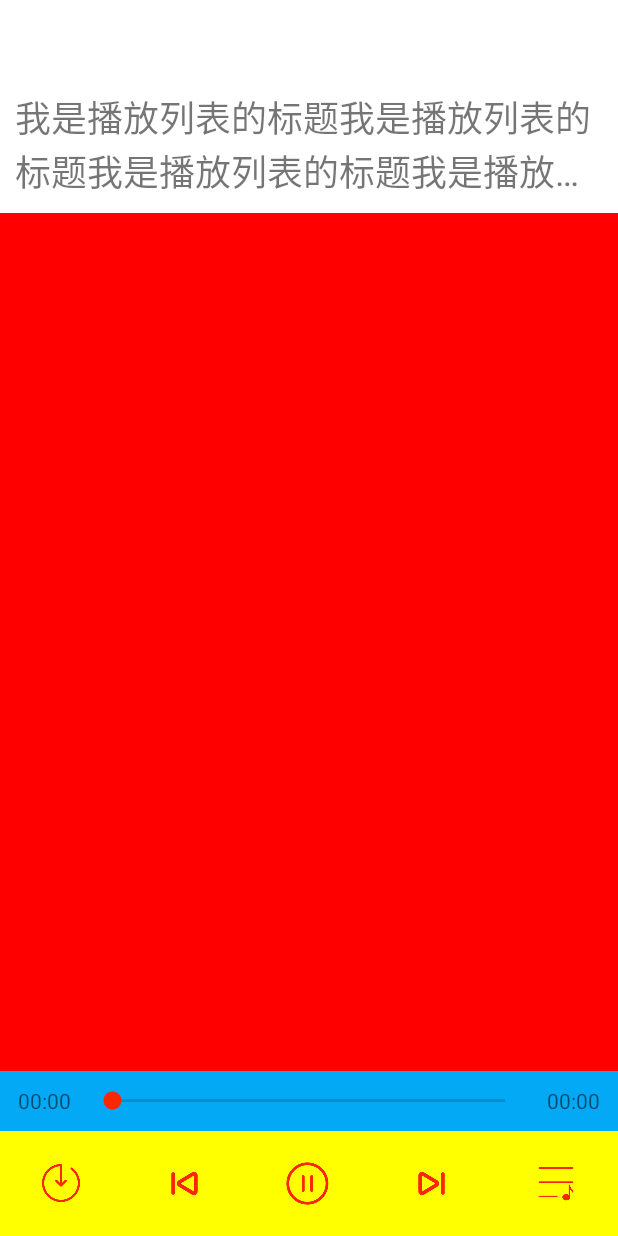
After one commit to ilovesshan/ximalaya, an Android app: the PlayerActivity screen opened directly, with no data from a screen before it, on a phone screen of 412 x 824 dp. The commit adds this screen. Run offline under Robolectric (Android 15) with nearby library versions, the phone set to English and light mode, and no system bars.

Commit message:
跳转到播放界面逻辑和播放界面搭建

```diff
--- a/app/src/main/AndroidManifest.xml
+++ b/app/src/main/AndroidManifest.xml
@@ -17,6 +17,9 @@
         android:supportsRtl="true"
         android:theme="@style/Theme.Ximalaya">
         <activity
+            android:name=".views.PlayerActivity"
+            android:exported="false" />
+        <activity
             android:name=".views.AlbumDetailActivity"
             android:exported="false" />
         <activity
--- a/app/src/main/java/com/ilovesshan/ximalaya/views/AlbumDetailActivity.java
+++ b/app/src/main/java/com/ilovesshan/ximalaya/views/AlbumDetailActivity.java
@@ -5,6 +5,7 @@ import androidx.recyclerview.widget.LinearLayoutManager;
 import androidx.recyclerview.widget.RecyclerView;
 
 import android.annotation.SuppressLint;
+import android.content.Intent;
 import android.os.Bundle;
 import android.view.LayoutInflater;
 import android.view.View;
@@ -118,9 +119,8 @@ public class AlbumDetailActivity extends AppCompatActivity implements IAlbumDeta
                         ToastUtils.show("功能正在开发中...");
                     });
 
-                    //TODO 实现 recommend详情列表中 Item点击跳转逻辑
                     mTrackListAdapter.setOnItemClickListener((index, track) -> {
-                        ToastUtils.show("功能正在开发中...");
+                        startActivity(new Intent(AlbumDetailActivity.this, PlayerActivity.class));
                     });
                     return viewItem;
                 }
--- /dev/null
+++ b/app/src/main/java/com/ilovesshan/ximalaya/views/PlayerActivity.java
@@ -0,0 +1,16 @@
+package com.ilovesshan.ximalaya.views;
+
+import androidx.appcompat.app.AppCompatActivity;
+
+import android.os.Bundle;
+
+import com.ilovesshan.ximalaya.R;
+
+public class PlayerActivity extends AppCompatActivity {
+
+    @Override
+    protected void onCreate(Bundle savedInstanceState) {
+        super.onCreate(savedInstanceState);
+        setContentView(R.layout.activity_player);
+    }
+}
--- /dev/null
+++ b/app/src/main/res/layout/activity_player.xml
@@ -0,0 +1,150 @@
+<?xml version="1.0" encoding="utf-8"?>
+<RelativeLayout xmlns:android="http://schemas.android.com/apk/res/android"
+    android:layout_width="match_parent"
+    android:layout_height="match_parent">
+
+    <!--背景图-->
+    <ImageView
+        android:id="@+id/iv_player_big_cover"
+        android:layout_width="match_parent"
+        android:layout_height="match_parent" />
+
+    <!--标题-->
+    <TextView
+        android:id="@+id/tv_player_title"
+        android:layout_width="match_parent"
+        android:layout_height="wrap_content"
+        android:layout_marginTop="50dp"
+        android:ellipsize="end"
+        android:maxLines="2"
+        android:padding="10dp"
+        android:text="我是播放列表的标题我是播放列表的标题我是播放列表的标题我是播放列表的标题我是播放列表的标题我是播放列表的标题我是播放列表的标题我是播放列表的标题"
+        android:textSize="24sp" />
+
+    <!--专辑图片-->
+    <androidx.viewpager.widget.ViewPager
+        android:layout_width="match_parent"
+        android:layout_height="match_parent"
+        android:layout_above="@+id/ll_progress_controller_container"
+        android:layout_below="@+id/tv_player_title"
+        android:background="#ff00"
+        android:gravity="center">
+        <!--<ImageView-->
+        <!--    android:id="@+id/iv_player_small_cover"-->
+        <!--    android:layout_width="240dp"-->
+        <!--    android:layout_height="240dp"-->
+        <!--    android:background="#ff0" />-->
+    </androidx.viewpager.widget.ViewPager>
+
+    <!--进度条-->
+    <LinearLayout
+        android:id="@+id/ll_progress_controller_container"
+        android:layout_width="match_parent"
+        android:layout_height="40dp"
+        android:layout_above="@+id/ll_player_controller_container"
+        android:background="#03A9F4">
+
+
+        <TextView
+            android:layout_width="0dp"
+            android:layout_height="match_parent"
+            android:layout_weight="1"
+            android:gravity="center"
+            android:text="00:00" />
+
+        <SeekBar
+            android:layout_width="0dp"
+            android:layout_height="match_parent"
+            android:layout_weight="5" />
+
+        <TextView
+            android:layout_width="0dp"
+            android:layout_height="match_parent"
+            android:layout_weight="1"
+            android:gravity="center"
+            android:text="00:00" />
+    </LinearLayout>
+
+    <!--播放控制器-->
+    <LinearLayout
+        android:id="@+id/ll_player_controller_container"
+        android:layout_width="match_parent"
+        android:layout_height="70dp"
+        android:layout_alignParentBottom="true"
+        android:background="#ff0"
+        android:orientation="horizontal">
+
+        <!--下载-->
+        <LinearLayout
+            android:layout_width="0dp"
+            android:layout_height="match_parent"
+            android:layout_weight="1"
+            android:gravity="center">
+
+            <ImageView
+                android:id="@+id/iv_player_download"
+                android:layout_width="25dp"
+                android:layout_height="25dp"
+                android:src="@drawable/player_download" />
+        </LinearLayout>
+
+        <!--上一首-->
+        <LinearLayout
+            android:layout_width="0dp"
+            android:layout_height="match_parent"
+            android:layout_weight="1"
+            android:gravity="center">
+
+            <ImageView
+                android:id="@+id/iv_player_prev"
+                android:layout_width="30dp"
+                android:layout_height="30dp"
+                android:src="@drawable/player_previous" />
+        </LinearLayout>
+
+        <!--暂停/播放-->
+        <LinearLayout
+            android:layout_width="0dp"
+            android:layout_height="match_parent"
+            android:layout_weight="1"
+            android:gravity="center">
+
+            <ImageView
+                android:id="@+id/iv_player_play_or_pause"
+                android:layout_width="30dp"
+                android:layout_height="30dp"
+                android:src="@drawable/player_pause" />
+        </LinearLayout>
+
+        <!--下一首-->
+
+        <LinearLayout
+            android:layout_width="0dp"
+            android:layout_height="match_parent"
+            android:layout_weight="1"
+            android:gravity="center">
+
+            <ImageView
+                android:id="@+id/iv_player_next"
+                android:layout_width="30dp"
+                android:layout_height="30dp"
+                android:src="@drawable/player_next" />
+        </LinearLayout>
+
+        <!--播放列表-->
+        <LinearLayout
+            android:layout_width="0dp"
+            android:layout_height="match_parent"
+            android:layout_weight="1"
+            android:gravity="center">
+
+            <ImageView
+                android:id="@+id/iv_player_list"
+                android:layout_width="25dp"
+                android:layout_height="25dp"
+                android:src="@drawable/player_play_list" />
+        </LinearLayout>
+
+    </LinearLayout>
+
+</RelativeLayout>
```
Also changed, not shown: app/src/main/res/drawable/player_download.png (added), app/src/main/res/drawable/player_next.png (added), app/src/main/res/drawable/player_pause.png (added), app/src/main/res/drawable/player_play.png (added), app/src/main/res/drawable/player_play_list.png (added), app/src/main/res/drawable/player_previous.png (added).
